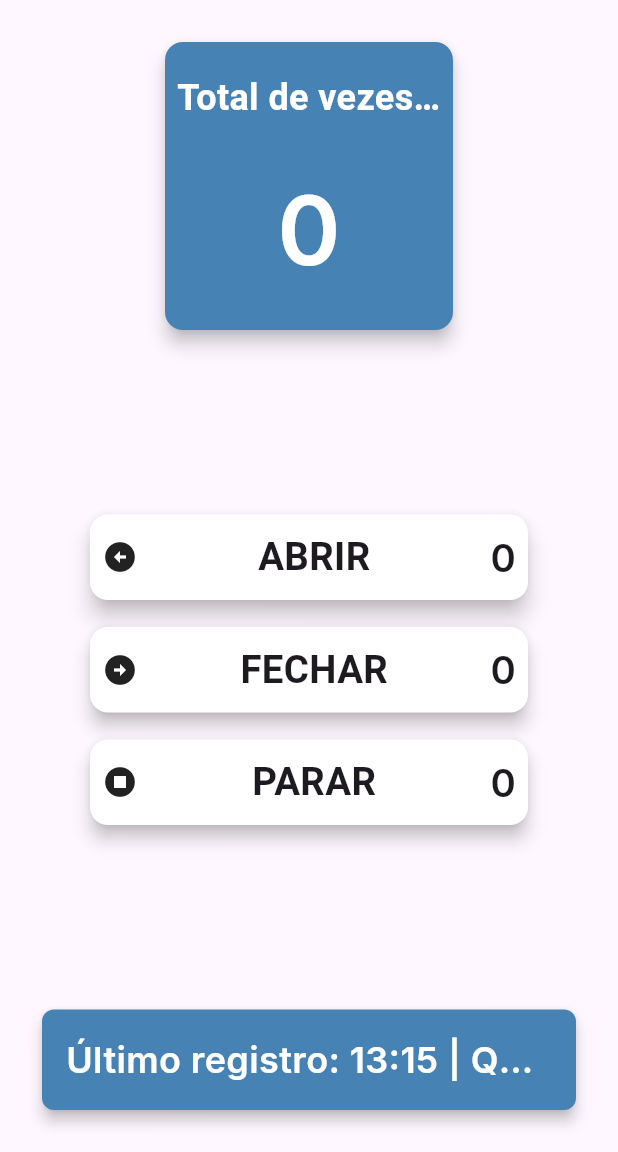
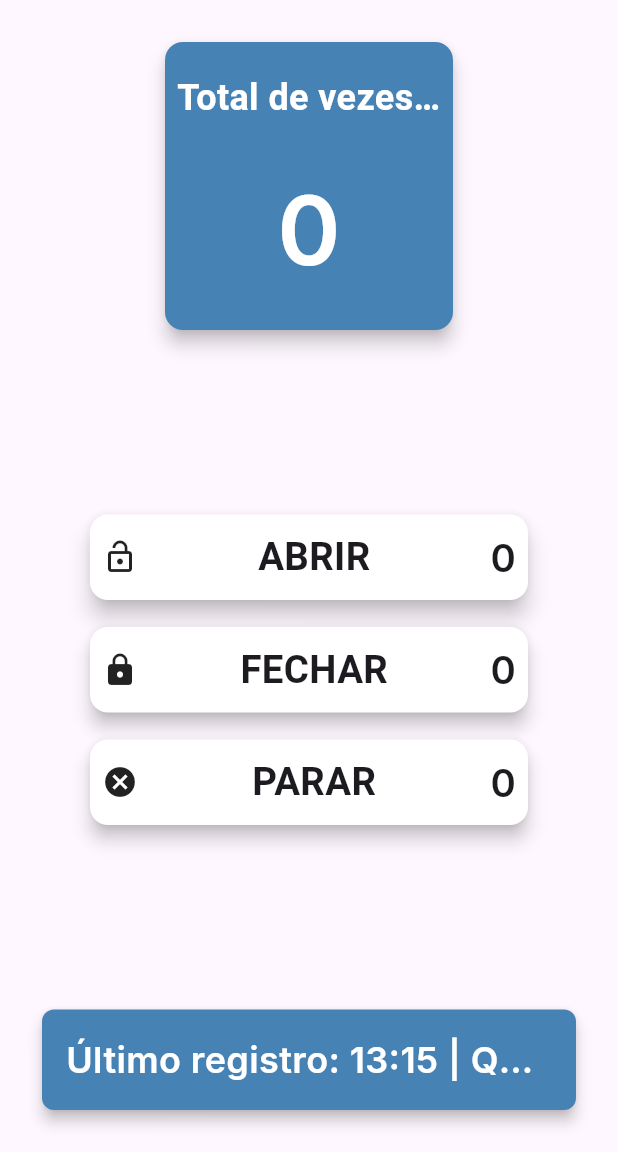
Before and after one commit to gusmariz/Projeto-Safe-Gate, a Flutter app: the MyHomePage screen opened by its route, on a phone screen of 412 x 824 dp, the part 84-1236 px from its top. Run offline on Flutter 3.47's test engine with Material 3 defaults, Android fonts, the phone set to English and light mode, and no system bars; our stand-ins replace google_fonts.

Commit message:
Ícone das ações alterados

```diff
--- a/lib/main.dart
+++ b/lib/main.dart
@@ -278,7 +278,7 @@ class MyHomePage extends StatelessWidget {
                         child: Row(
                           mainAxisAlignment: MainAxisAlignment.spaceBetween,
                           children: [
-                            Icon(Icons.arrow_circle_left),
+                            Icon(Icons.lock_open),
                             Text(
                               'ABRIR',
                               style: GoogleFonts.roboto(
@@ -311,7 +311,7 @@ class MyHomePage extends StatelessWidget {
                         child: Row(
                           mainAxisAlignment: MainAxisAlignment.spaceBetween,
                           children: [
-                            Icon(Icons.arrow_circle_right),
+                            Icon(Icons.lock),
                             Text(
                               'FECHAR',
                               style: GoogleFonts.roboto(
@@ -344,7 +344,7 @@ class MyHomePage extends StatelessWidget {
                         child: Row(
                           mainAxisAlignment: MainAxisAlignment.spaceBetween,
                           children: [
-                            Icon(Icons.stop_circle),
+                            Icon(Icons.cancel),
                             Text(
                               'PARAR',
                               style: GoogleFonts.roboto(
```
